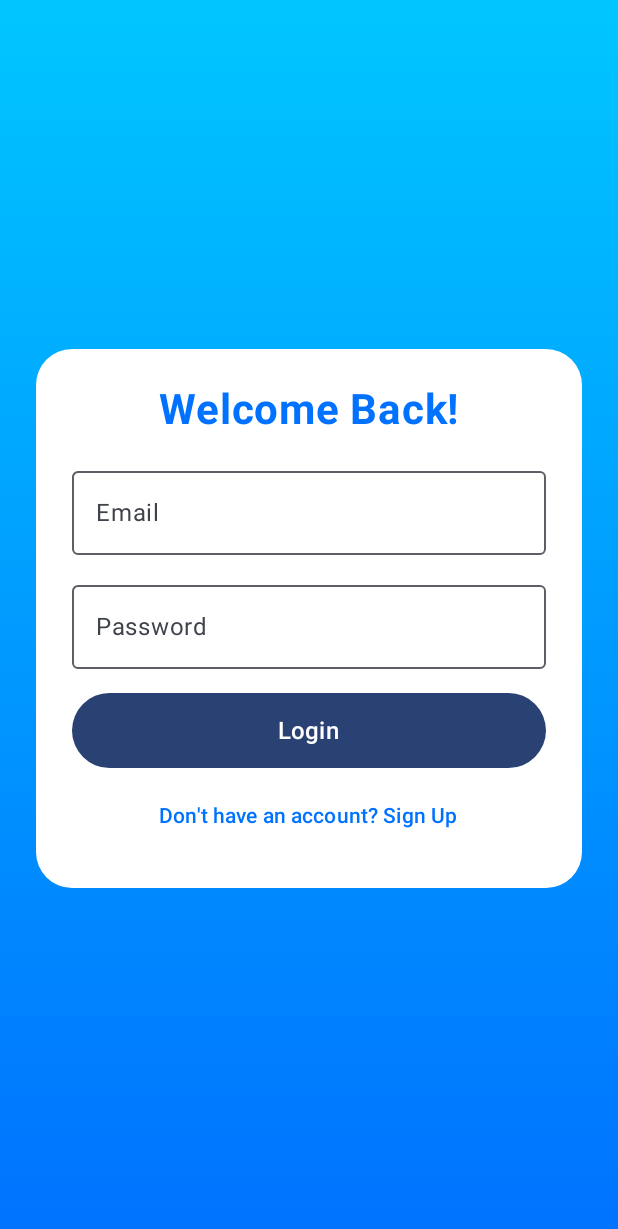
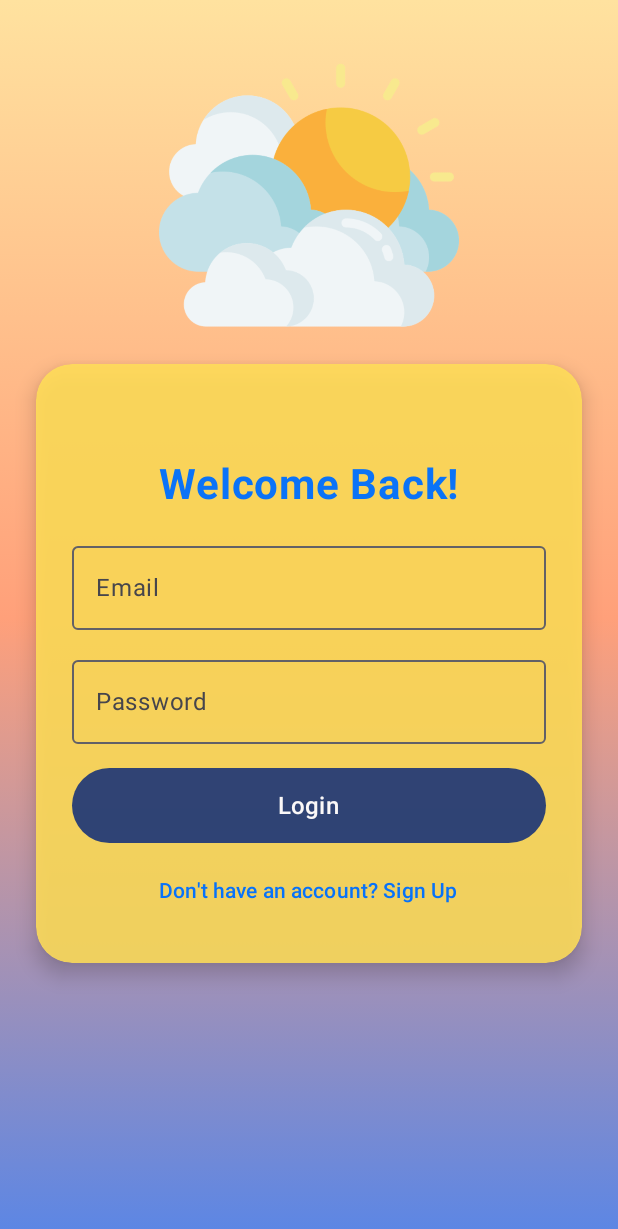
Before and after one commit to ItsDeadlyProgrammer/WeatherApp, an Android app built with Jetpack Compose: the screen it shows after launch (MainActivity), on a phone screen of 412 x 824 dp. Shown: the top 1229 px of the screen. Run offline under Robolectric (Android 15) with nearby library versions, the light colour scheme and no system bars; our stand-ins replace Firebase (no records; nobody signed in at launch, a user with empty details on screens opened directly).

Commit message:
Initial Commit

```diff
--- a/app/src/main/java/com/example/weatherapp/AuthScreen.kt
+++ b/app/src/main/java/com/example/weatherapp/AuthScreen.kt
@@ -1,15 +1,25 @@
 package com.example.weatherapp
 
+import androidx.compose.foundation.Image
 import androidx.compose.foundation.background
 import androidx.compose.foundation.layout.*
+import androidx.compose.foundation.shape.CircleShape
 import androidx.compose.foundation.shape.RoundedCornerShape
+import androidx.compose.foundation.text.KeyboardActions
+import androidx.compose.foundation.text.KeyboardOptions
 import androidx.compose.material3.*
 import androidx.compose.runtime.*
 import androidx.compose.ui.Alignment
 import androidx.compose.ui.Modifier
+import androidx.compose.ui.draw.clip
 import androidx.compose.ui.graphics.Brush
 import androidx.compose.ui.graphics.Color
+import androidx.compose.ui.graphics.graphicsLayer
+import androidx.compose.ui.res.painterResource
 import androidx.compose.ui.text.font.FontWeight
+import androidx.compose.ui.text.input.ImeAction
+import androidx.compose.ui.text.input.ImeOptions
+import androidx.compose.ui.text.input.KeyboardType
 import androidx.compose.ui.text.input.PasswordVisualTransformation
 import androidx.compose.ui.text.style.TextAlign
 import androidx.compose.ui.unit.dp
@@ -28,17 +38,36 @@ fun AuthScreen(authViewModel: AuthViewModel, onSuccess: () -> Unit) {
             .fillMaxSize()
             .background(
                 brush = Brush.verticalGradient(
-                    colors = listOf(Color(0xFF00C6FF), Color(0xFF0072FF))
+                    colors = listOf(
+                        Color(0xFFFFE29F),
+                        Color(0xFFFFA07A),
+                        Color(0xFF5B86E5)
+                    )
                 )
             ),
         contentAlignment = Alignment.Center
     ) {
+        Image(
+            painter = painterResource(id = R.drawable.splash),
+            contentDescription = "Sunrise",
+            modifier = Modifier
+                .size(200.dp)
+                .align(Alignment.TopCenter)
+                .offset(y = (30).dp)
+        )
         Card(
             shape = RoundedCornerShape(24.dp),
-            colors = CardDefaults.cardColors(containerColor = Color.White),
+            colors = CardDefaults.cardColors(containerColor = Color(0xEAFFDF59)),
             modifier = Modifier
-                .padding(24.dp)
+                .padding(top = 60.dp)
                 .fillMaxWidth()
+                .padding(horizontal = 24.dp)
+                .graphicsLayer {
+                    alpha = 0.95f
+                    shadowElevation = 12f
+                    shape = RoundedCornerShape(24.dp)
+                    clip = true
+                }
         ) {
             Column(
                 modifier = Modifier
@@ -51,13 +80,15 @@ fun AuthScreen(authViewModel: AuthViewModel, onSuccess: () -> Unit) {
                     fontSize = 28.sp,
                     fontWeight = FontWeight.Bold,
                     color = Color(0xFF0072FF),
-                    modifier = Modifier.padding(bottom = 16.dp)
+                    modifier = Modifier.padding(top = 40.dp, bottom = 16.dp)
                 )
 
                 OutlinedTextField(
                     value = email,
                     onValueChange = { email = it },
                     label = { Text("Email") },
+                    singleLine = true,
+                    keyboardOptions = KeyboardOptions.Default.copy(keyboardType = KeyboardType.Email, imeAction = ImeAction.Done),
                     modifier = Modifier.fillMaxWidth()
                 )
 
@@ -67,6 +98,8 @@ fun AuthScreen(authViewModel: AuthViewModel, onSuccess: () -> Unit) {
                     value = password,
                     onValueChange = { password = it },
                     label = { Text("Password") },
+                    singleLine = true,
+                    keyboardOptions = KeyboardOptions.Default.copy(keyboardType = KeyboardType.Password, imeAction = ImeAction.Done),
                     visualTransformation = PasswordVisualTransformation(),
                     modifier = Modifier.fillMaxWidth()
                 )
--- a/app/src/main/res/values-v31/themes.xml
+++ b/app/src/main/res/values-v31/themes.xml
@@ -1,17 +1,6 @@
-<?xml version="1.0" encoding="utf-8"?>
 <resources>
-
     <style name="Theme.WeatherApp" parent="Theme.AppCompat.DayNight.NoActionBar">
-        <!-- Native splash background -->
-        <item name="android:windowSplashScreenBackground">@color/white</item>
-
-        <!-- Splash icon (must be in drawable as XML or PNG) -->
-        <item name="android:windowSplashScreenAnimatedIcon">@drawable/splash</item>
-
-        <!-- Optional: Background for the icon circle -->
-        <item name="android:windowSplashScreenIconBackgroundColor">@color/purple_200</item>
-
-        <!-- Keep status bar visible -->
+        <!-- Optional: Light status bar -->
         <item name="android:windowLightStatusBar">true</item>
     </style>
 </resources>
```
Also changed, not shown: app/src/main/java/com/example/weatherapp/WeatherScreen.kt (+25 -16 lines).
